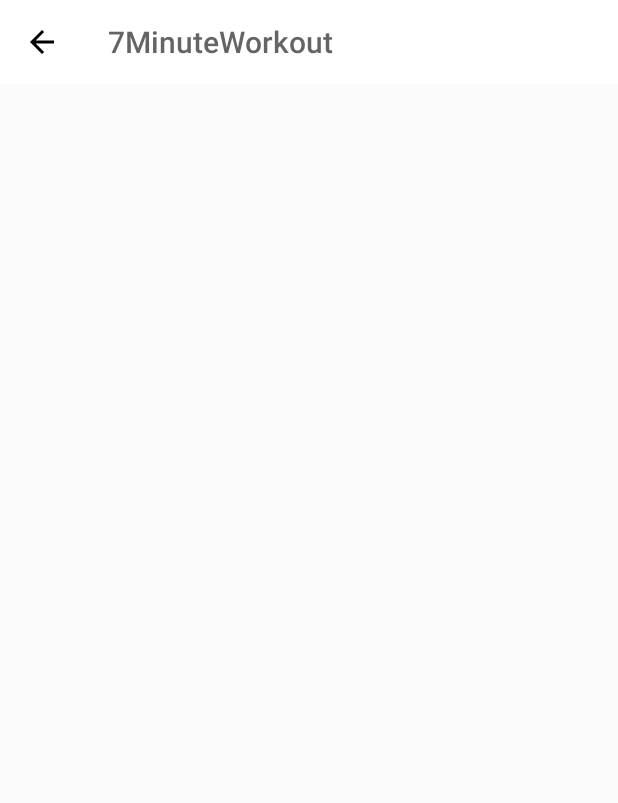
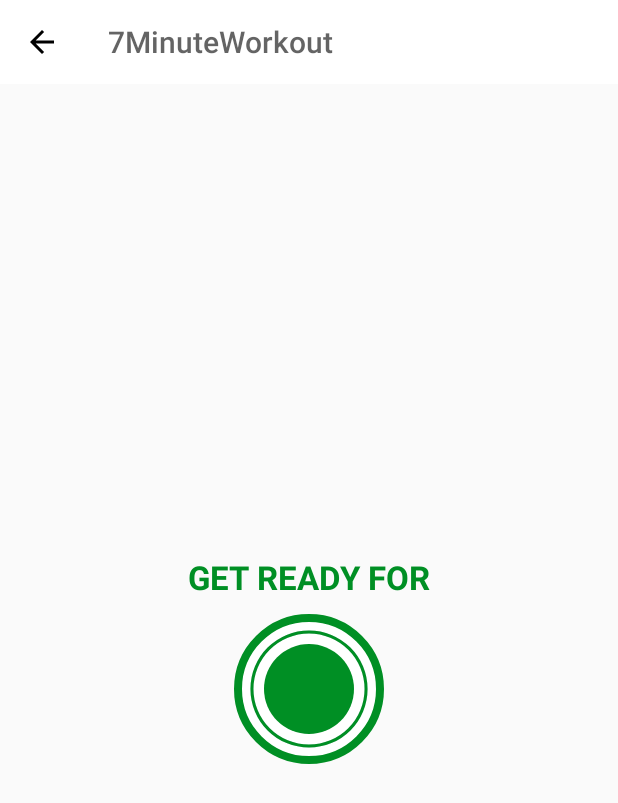
Before and after one commit to Dalber95/7MinuteWorkout, an Android app: the ExerciseActivity screen opened directly, with no data from a screen before it, on a phone screen of 412 x 824 dp. Shown: the top 803 px of the screen. Run offline under Robolectric (Android 15) with nearby library versions, the phone set to English and light mode, and no system bars.

Commit message:
Implementing Custom UI Elements For A Progressbar

```diff
--- /dev/null
+++ b/app/src/main/res/drawable/circular_progress_bar.xml
@@ -0,0 +1,16 @@
+<?xml version="1.0" encoding="utf-8"?>
+<layer-list xmlns:android="http://schemas.android.com/apk/res/android">
+
+    <item>
+        <shape
+            android:innerRadiusRatio="2.7"
+            android:shape="ring"
+            android:thicknessRatio="50.0"
+            android:useLevel="true">
+
+            <solid android:color="@color/colorAccent" />
+
+        </shape>
+    </item>
+
+</layer-list>
--- /dev/null
+++ b/app/src/main/res/drawable/circular_progress_gray.xml
@@ -0,0 +1,16 @@
+<?xml version="1.0" encoding="utf-8"?>
+<layer-list xmlns:android="http://schemas.android.com/apk/res/android">
+
+    <item>
+        <shape
+            android:innerRadiusRatio="2.7"
+            android:shape="ring"
+            android:thicknessRatio="50.0"
+            android:useLevel="false">
+
+            <solid android:color="#D4DEE7" />
+
+        </shape>
+    </item>
+
+</layer-list>
--- /dev/null
+++ b/app/src/main/res/drawable/item_circular_color_accent_background.xml
@@ -0,0 +1,7 @@
+<?xml version="1.0" encoding="utf-8"?>
+<shape xmlns:android="http://schemas.android.com/apk/res/android"
+    android:shape="oval">
+
+    <solid android:color="@color/colorAccent" />
+
+</shape>
--- a/app/src/main/res/layout/activity_exercise.xml
+++ b/app/src/main/res/layout/activity_exercise.xml
@@ -1,9 +1,9 @@
 <?xml version="1.0" encoding="utf-8"?>
 <RelativeLayout xmlns:android="http://schemas.android.com/apk/res/android"
+    xmlns:app="http://schemas.android.com/apk/res-auto"
     xmlns:tools="http://schemas.android.com/tools"
     android:layout_width="match_parent"
     android:layout_height="match_parent"
-    xmlns:app="http://schemas.android.com/apk/res-auto"
     android:orientation="vertical"
     tools:context=".ExerciseActivity">
 
@@ -12,7 +12,65 @@
         android:layout_width="match_parent"
         android:layout_height="?android:attr/actionBarSize"
         android:background="@color/colorWhite"
-        app:titleTextColor="@color/colorPrimary"
-        android:theme="@style/ToolbarTheme" />
+        android:theme="@style/ToolbarTheme"
+        app:titleTextColor="@color/colorPrimary" />
+
+    <LinearLayout
+        android:id="@+id/llRestView"
+        android:layout_width="match_parent"
+        android:layout_height="match_parent"
+        android:layout_below="@+id/toolbarExerciseActivity"
+        android:gravity="center"
+        android:orientation="vertical"
+        android:visibility="visible">
+
+        <TextView
+            android:layout_width="wrap_content"
+            android:layout_height="wrap_content"
+            android:text="GET READY FOR"
+            android:textColor="@color/colorAccent"
+            android:textSize="22sp"
+            android:textStyle="bold" />
+
+        <FrameLayout
+            android:layout_width="100dp"
+            android:layout_height="100dp"
+            android:layout_marginTop="10dp"
+            android:background="@drawable/item_circular_color_accent_border">
+
+            <ProgressBar
+                android:id="@+id/progressBar"
+                style="?android:attr/progressBarStyleHorizontal"
+                android:layout_width="100dp"
+                android:layout_height="100dp"
+                android:layout_gravity="center"
+                android:background="@drawable/circular_progress_gray"
+                android:indeterminate="false"
+                android:max="10"
+                android:progress="100"
+                android:progressDrawable="@drawable/circular_progress_bar"
+                android:rotation="-90" />
+
+            <LinearLayout
+                android:layout_width="60dp"
+                android:layout_height="60dp"
+                android:layout_gravity="center"
+                android:background="@drawable/item_circular_color_accent_background"
+                android:gravity="center">
+
+                <TextView
+                    android:id="@+id/tvTimer"
+                    android:layout_width="wrap_content"
+                    android:layout_height="wrap_content"
+                    tools:text="10"
+                    android:textColor="#FFFFFF"
+                    android:textSize="25sp"
+                    android:textStyle="bold" />
+
+            </LinearLayout>
+
+        </FrameLayout>
+
+    </LinearLayout>
 
 </RelativeLayout>
```
